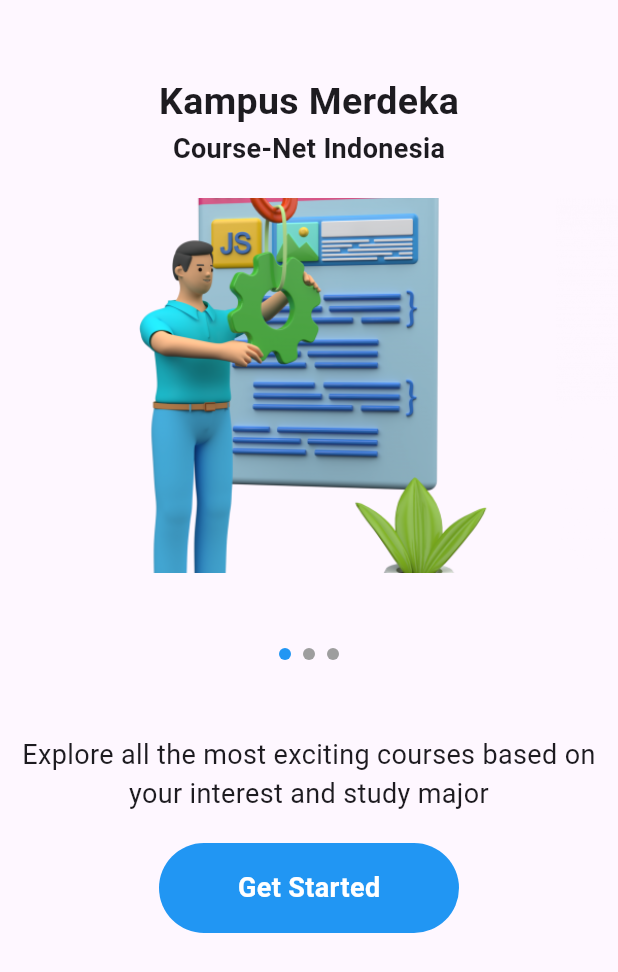
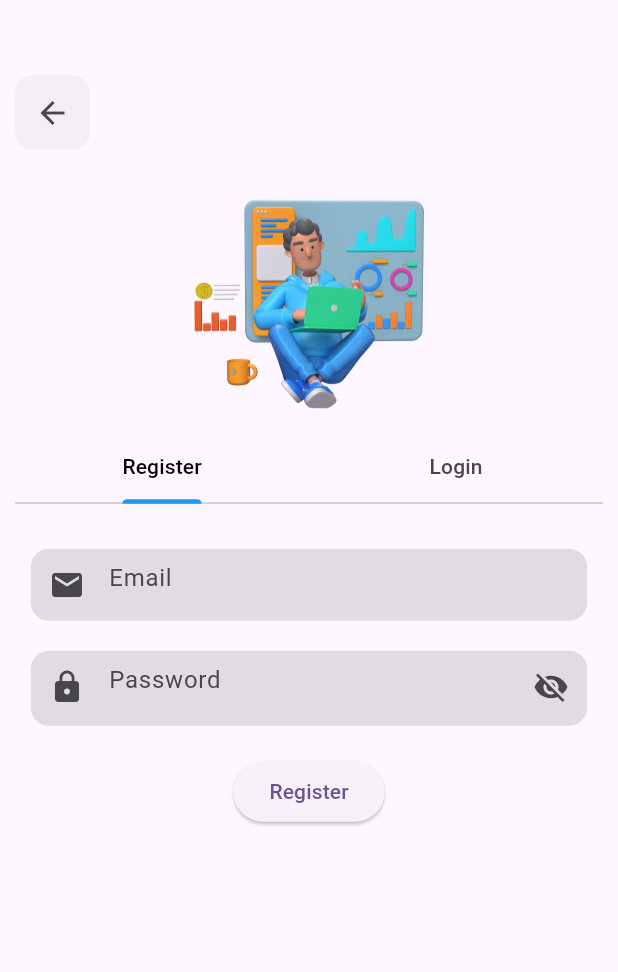
Before and after one commit to YogaAlfaRisqi/Login-Register, a Flutter app: the screen it shows after launch, on a phone screen of 412 x 824 dp. Shown: the top 972 px of the screen. Run offline on Flutter 3.47's test engine with Material 3 defaults, Android fonts, the phone set to English and light mode, and no system bars; drawn by our look-alikes of page_view_indicators; our stand-ins replace firebase_auth, firebase_core; accounts and stored records are empty; Roboto replaces fonts that are missing (Popp ins).

```diff
--- /dev/null
+++ b/login_register/devtools_options.yaml
@@ -0,0 +1 @@
+extensions:
--- a/login_register/lib/main.dart
+++ b/login_register/lib/main.dart
@@ -1,17 +1,27 @@
+import 'package:firebase_core/firebase_core.dart';
 import 'package:flutter/material.dart';
-import 'package:login_register/pages/splash_screen.dart';
+import 'package:login_register/firebase_options.dart';
+import 'package:login_register/views/splash_screen.dart';
+import 'package:provider/provider.dart';
+import 'providers/auth_provider.dart';
 
-void main() {
+void main() async {
+  WidgetsFlutterBinding
+      .ensureInitialized(); // Ensure Flutter bindings are initialized
+  await Firebase.initializeApp(
+    options: DefaultFirebaseOptions.currentPlatform,
+  );
   runApp(const MyApp());
 }
 
 class MyApp extends StatelessWidget {
   const MyApp({super.key});
 
-  // This widget is the root of your application.
   @override
   Widget build(BuildContext context) {
-    return MaterialApp(
+    return ChangeNotifierProvider(
+      create: (context) => AuthProvider(),
+      child: MaterialApp(
         debugShowCheckedModeBanner: false,
         title: 'Flutter Demo',
         theme: ThemeData(
@@ -19,6 +29,7 @@ class MyApp extends StatelessWidget {
           useMaterial3: true,
         ),
         home: const SplashScreen(),
+      ),
     );
   }
 }
--- /dev/null
+++ b/login_register/lib/views/login_register.dart
@@ -0,0 +1,225 @@
+import 'package:flutter/material.dart';
+import 'package:provider/provider.dart';
+import '../providers/auth_provider.dart';
+
+class LoginRegisterPage extends StatefulWidget {
+  const LoginRegisterPage({super.key});
+
+  @override
+  _LoginRegisterPageState createState() => _LoginRegisterPageState();
+}
+
+class _LoginRegisterPageState extends State<LoginRegisterPage>
+    with SingleTickerProviderStateMixin {
+  late TabController _tabController;
+  bool _isPasswordVisible = false;
+  final TextEditingController _emailController = TextEditingController();
+  final TextEditingController _passwordController = TextEditingController();
+
+  @override
+  void initState() {
+    _tabController = TabController(length: 2, vsync: this);
+    super.initState();
+  }
+
+  @override
+  void dispose() {
+    _emailController.dispose();
+    _passwordController.dispose();
+    _tabController.dispose();
+    super.dispose();
+  }
+
+  @override
+  Widget build(BuildContext context) {
+    final authProvider = Provider.of<AuthProvider>(context);
+
+    return Scaffold(
+      body: GestureDetector(
+        onTap: () {
+          FocusScope.of(context).unfocus();
+        },
+        child: Padding(
+          padding: const EdgeInsets.symmetric(horizontal: 10.0),
+          child: Column(
+            crossAxisAlignment: CrossAxisAlignment.start,
+            children: [
+              const SizedBox(height: 50),
+              Container(
+                width: 50,
+                height: 50,
+                decoration: BoxDecoration(
+                  borderRadius: BorderRadius.circular(12),
+                  color: Colors.grey.withOpacity(0.1),
+                ),
+                child: IconButton(
+                  onPressed: () {
+                    Navigator.pop(context);
+                  },
+                  icon: const Icon(Icons.arrow_back_outlined),
+                ),
+              ),
+              const SizedBox(height: 10),
+              Center(
+                child: Image.asset("assets/images/Data.png", scale: 6),
+              ),
+              TabBar(
+                controller: _tabController,
+                tabs: const [
+                  Tab(text: 'Register'),
+                  Tab(text: 'Login'),
+                ],
+                labelColor: Colors.black,
+                indicatorColor: Colors.blue,
+              ),
+              Expanded(
+                child: TabBarView(
+                  controller: _tabController,
+                  children: [
+                    _buildRegisterPage(authProvider),
+                    _buildLoginPage(authProvider),
+                  ],
+                ),
+              ),
+            ],
+          ),
+        ),
+      ),
+    );
+  }
+
+  Widget _buildRegisterPage(AuthProvider authProvider) {
+    return SingleChildScrollView(
+      child: Center(
+        child: Column(
+          children: [
+            const SizedBox(height: 30),
+            Container(
+              width: MediaQuery.of(context).size.width * 0.9,
+              decoration: BoxDecoration(
+                borderRadius: BorderRadius.circular(12),
+                color: Colors.grey.withOpacity(0.3),
+              ),
+              child: TextFormField(
+                controller: _emailController,
+                decoration: const InputDecoration(
+                  prefixIcon: Icon(Icons.mail),
+                  hintText: 'Email',
+                  border: InputBorder.none,
+                ),
+                validator: authProvider.usernameValidation,
+              ),
+            ),
+            const SizedBox(height: 20),
+            Container(
+              width: MediaQuery.of(context).size.width * 0.9,
+              height: 50,
+              decoration: BoxDecoration(
+                borderRadius: BorderRadius.circular(12),
+                color: Colors.grey.withOpacity(0.3),
+              ),
+              child: TextFormField(
+                controller: _passwordController,
+                decoration: InputDecoration(
+                  prefixIcon: const Icon(Icons.lock),
+                  hintText: 'Password',
+                  border: InputBorder.none,
+                  suffixIcon: IconButton(
+                    icon: Icon(
+                      _isPasswordVisible
+                          ? Icons.visibility
+                          : Icons.visibility_off,
+                    ),
+                    onPressed: () {
+                      setState(() {
+                        _isPasswordVisible = !_isPasswordVisible;
+                      });
+                    },
+                  ),
+                ),
+                obscureText: !_isPasswordVisible,
+                validator: authProvider.passwordValidation,
+              ),
+            ),
+            const SizedBox(height: 20),
+            ElevatedButton(
+              onPressed: () {
+                context.read<AuthProvider>().processRegister(context);
+              },
+              child: const Text('Register'),
+            ),
+          ],
+        ),
+      ),
+    );
+  }
+
+  Widget _buildLoginPage(AuthProvider authProvider) {
+    return SingleChildScrollView(
+      child: Center(
+        child: Form(
+          key: authProvider.formKeyLogin,
+          child: Column(
+            children: [
+              const SizedBox(height: 40),
+              Container(
+                width: MediaQuery.of(context).size.width * 0.9,
+                decoration: BoxDecoration(
+                  borderRadius: BorderRadius.circular(12),
+                  color: Colors.grey.withOpacity(0.3),
+                ),
+                child: TextFormField(
+                  controller: _emailController,
+                  decoration: const InputDecoration(
+                    prefixIcon: Icon(Icons.mail),
+                    hintText: 'Email',
+                    border: InputBorder.none,
+                  ),
+                  validator: authProvider.usernameValidation,
+                ),
+              ),
+              const SizedBox(height: 20),
+              Container(
+                width: MediaQuery.of(context).size.width * 0.9,
+                height: 50,
+                decoration: BoxDecoration(
+                  borderRadius: BorderRadius.circular(12),
+                  color: Colors.grey.withOpacity(0.3),
+                ),
+                child: TextFormField(
+                  controller: _passwordController,
+                  decoration: InputDecoration(
+                    prefixIcon: const Icon(Icons.lock),
+                    hintText: 'Password',
+                    border: InputBorder.none,
+                    suffixIcon: IconButton(
+                      icon: Icon(
+                        _isPasswordVisible
+                            ? Icons.visibility
+                            : Icons.visibility_off,
+                      ),
+                      onPressed: () {
+                        setState(() {
+                          _isPasswordVisible = !_isPasswordVisible;
+                        });
+                      },
+                    ),
+                  ),
+                  obscureText: !_isPasswordVisible,
+                  validator: authProvider.passwordValidation,
+                ),
+              ),
+              const SizedBox(height: 20),
+              ElevatedButton(
+                onPressed: () async {
+                  context.read<AuthProvider>().processLogin(context);
+                },
+                child: const Text('Login'),
+              ),
+            ],
+          ),
+        ),
+      ),
+    );
+  }
+}
--- a/login_register/lib/pages/splash_screen.dart
+++ b/login_register/lib/views/splash_screen.dart
@@ -1,7 +1,6 @@
 import 'dart:async';
 import 'package:flutter/material.dart';
-
-import 'package:login_register/pages/home_page.dart';
+import 'package:login_register/views/login_register.dart';
 
 class SplashScreen extends StatefulWidget {
   const SplashScreen({Key? key}) : super(key: key);
@@ -17,7 +16,7 @@ class _SplashScreenState extends State<SplashScreen> {
     Timer(Duration(seconds: 5), () {
       Navigator.pushReplacement(
         context,
-        MaterialPageRoute(builder: (context) => HomePage()),
+        MaterialPageRoute(builder: (context) => LoginRegisterPage()),
       );
     });
   }
--- a/login_register/lib/pages/home_page.dart
+++ b/login_register/lib/views/welcome_screen.dart
@@ -1,5 +1,5 @@
 import 'package:flutter/material.dart';
-import 'package:login_register/pages/login_register.dart';
+import 'package:login_register/views/login_register.dart';
 import 'package:page_view_indicators/circle_page_indicator.dart';
 
 class HomePage extends StatefulWidget {
@@ -81,7 +81,7 @@ class _HomePageState extends State<HomePage> {
                 Navigator.push(
                     context,
                     MaterialPageRoute(
-                        builder: (context) => const LoginRegister()));
+                        builder: (context) => const LoginRegisterPage()));
               },
               child: Container(
                 width: 200,
```
Also changed, not shown: login_register/lib/pages/login_register.dart (deleted, +0 -262 lines), login_register/lib/providers/auth_provider.dart (added, +140 -0 lines), login_register/pubspec.yaml (+5 -6 lines), login_register/pubspec.lock, 4 other files. Lines whose indentation alone changed are shown as unchanged.
